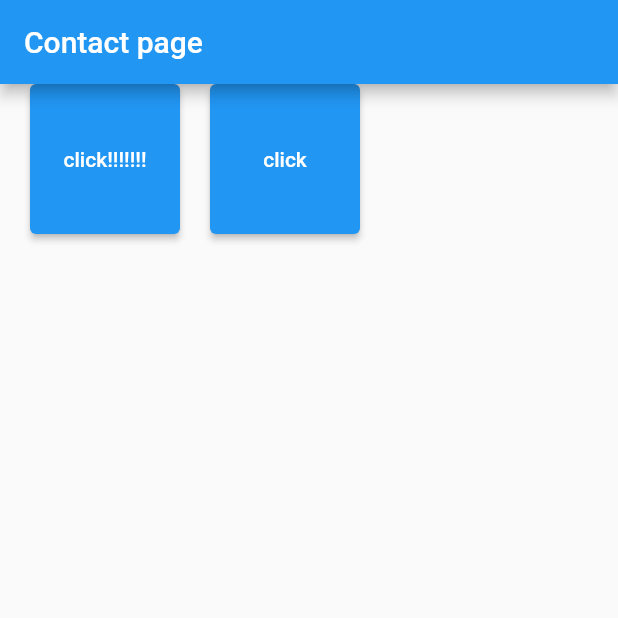
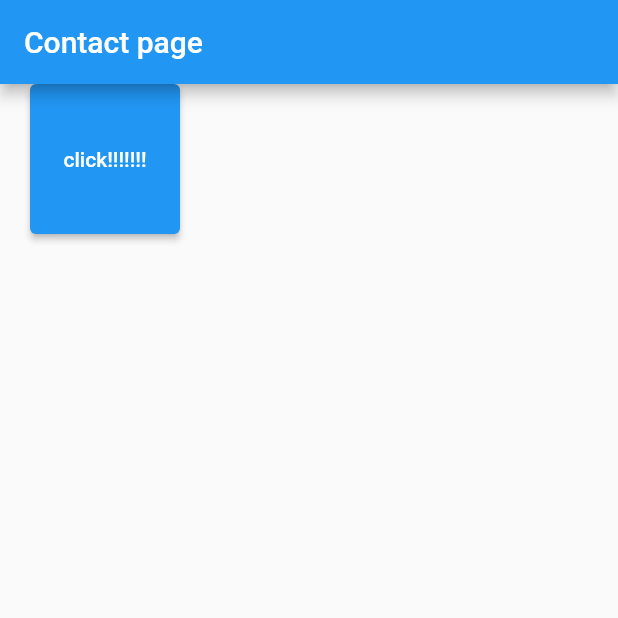
Before and after one commit to farehahassan/new_app, a Flutter app: the screen it shows after launch, on a phone screen of 412 x 824 dp, the top half of it. Run offline on Flutter 3.47's test engine with Material 2 defaults, Android fonts, the light colour scheme and no system bars.

Commit message:
Delete a box

```diff
--- a/lib/main.dart
+++ b/lib/main.dart
@@ -98,17 +98,17 @@ class _MyHomePageState extends State<MyHomePage> {
             SizedBox(
               width: 20,
             ),
-            SizedBox.square(
-              dimension: 100,
-              // width: 200,
-              //     height: 30,
-              child: ElevatedButton(
-                onPressed: (){
-                  print("Hey");
-                },
-                child: Text("click"),
-              ),
-            ),
+            // SizedBox.square(
+            //   dimension: 100,
+            //   // width: 200,
+            //   //     height: 30,
+            //   child: ElevatedButton(
+            //     onPressed: (){
+            //       print("Hey");
+            //     },
+            //     child: Text("click"),
+            //   ),
+            // ),
           ],
         ) ,
     );
```
